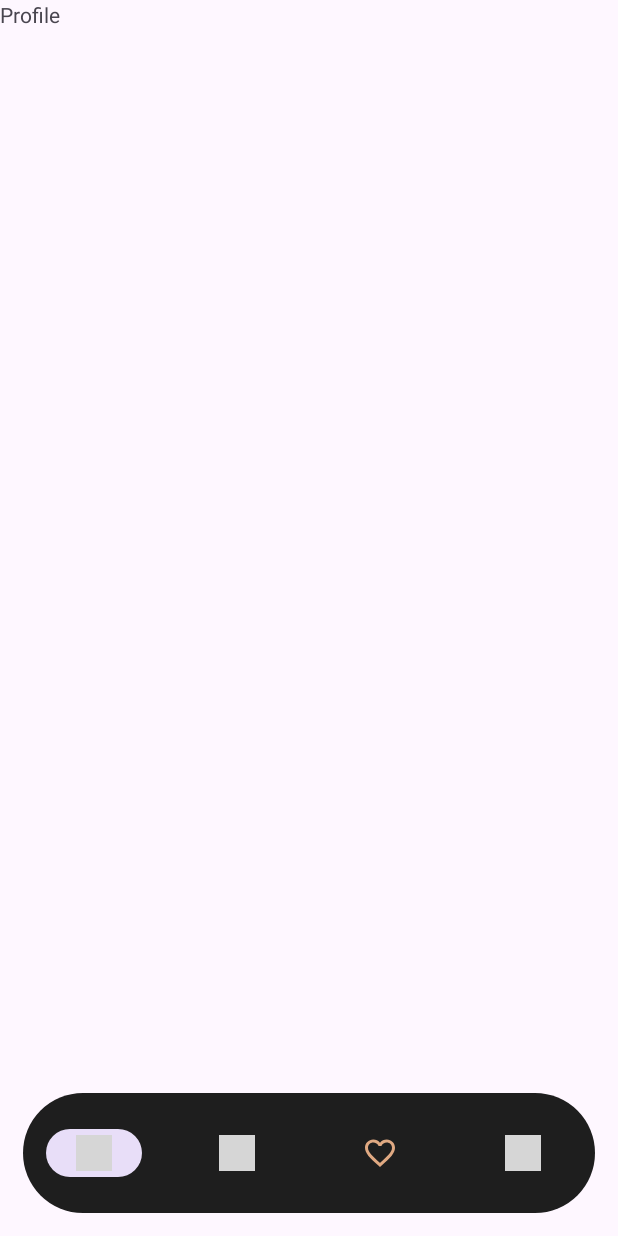
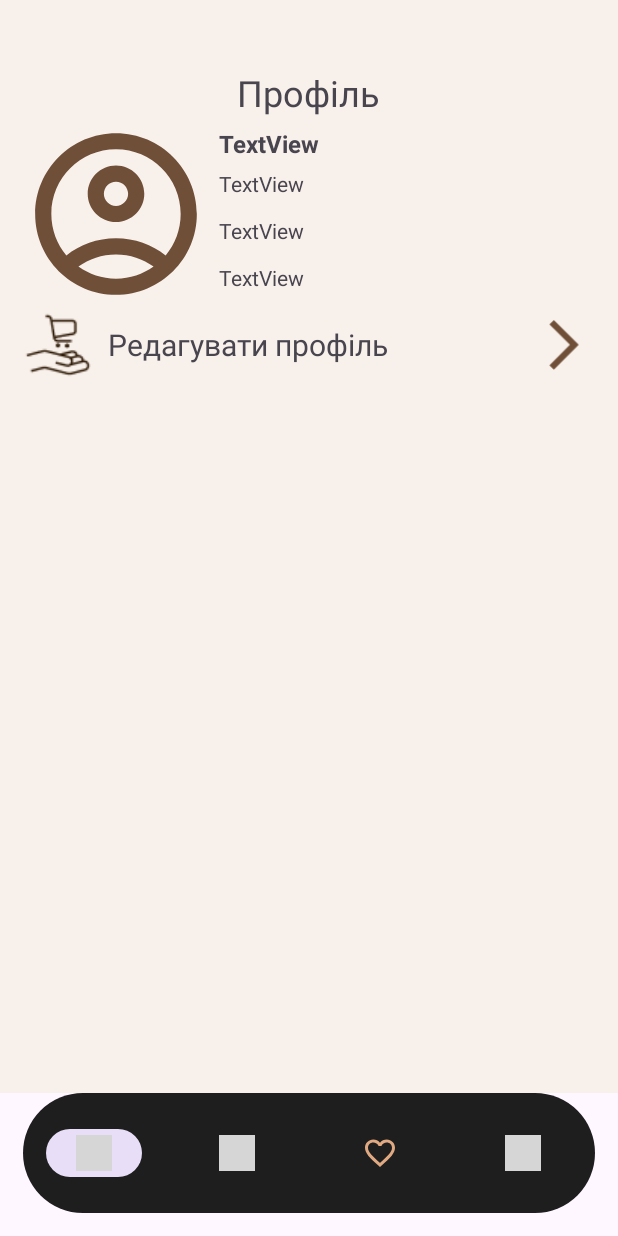
Before and after one commit to Ivanka-karaim/ShopMateMobile, an Android app: the fragment Profile placed in its activity, on a phone screen of 412 x 824 dp. Run offline under Robolectric (Android 15) with nearby library versions, the phone set to English and light mode, and no system bars; grey boxes are pictures that could not be loaded.

Commit message:
profile page

```diff
--- /dev/null
+++ b/app/src/main/res/drawable/arrow_foreground.xml
@@ -0,0 +1,16 @@
+<vector xmlns:android="http://schemas.android.com/apk/res/android"
+    android:width="108dp"
+    android:height="108dp"
+    android:viewportWidth="14"
+    android:viewportHeight="14"
+    android:tint="#704F38"
+    android:autoMirrored="true">
+  <group android:scaleX="0.58"
+      android:scaleY="0.58"
+      android:translateX="0"
+      android:translateY="0">
+    <path
+        android:fillColor="@android:color/white"
+        android:pathData="M6.23,20.23l1.77,1.77l10,-10l-10,-10l-1.77,1.77l8.23,8.23z"/>
+  </group>
+</vector>
--- /dev/null
+++ b/app/src/main/res/drawable/outline_account_circle_24.xml
@@ -0,0 +1,6 @@
+<vector android:height="24dp" android:tint="#704F38"
+    android:viewportHeight="24" android:viewportWidth="24"
+    android:width="24dp" xmlns:android="http://schemas.android.com/apk/res/android">
+    <path android:fillColor="@android:color/white" android:pathData="M12,2C6.48,2 2,6.48 2,12s4.48,10 10,10s10,-4.48 10,-10S17.52,2 12,2zM7.35,18.5C8.66,17.56 10.26,17 12,17s3.34,0.56 4.65,1.5C15.34,19.44 13.74,20 12,20S8.66,19.44 7.35,18.5zM18.14,17.12L18.14,17.12C16.45,15.8 14.32,15 12,15s-4.45,0.8 -6.14,2.12l0,0C4.7,15.73 4,13.95 4,12c0,-4.42 3.58,-8 8,-8s8,3.58 8,8C20,13.95 19.3,15.73 18.14,17.12z"/>
+    <path android:fillColor="@android:color/white" android:pathData="M12,6c-1.93,0 -3.5,1.57 -3.5,3.5S10.07,13 12,13s3.5,-1.57 3.5,-3.5S13.93,6 12,6zM12,11c-0.83,0 -1.5,-0.67 -1.5,-1.5S11.17,8 12,8s1.5,0.67 1.5,1.5S12.83,11 12,11z"/>
+</vector>
--- a/app/src/main/res/layout/fragment_basket.xml
+++ b/app/src/main/res/layout/fragment_basket.xml
@@ -29,8 +29,6 @@
 
     </LinearLayout>
     <androidx.constraintlayout.widget.ConstraintLayout
-        xmlns:android="http://schemas.android.com/apk/res/android"
-        xmlns:app="http://schemas.android.com/apk/res-auto"
         android:layout_width="match_parent"
         android:layout_height="match_parent">
 
--- a/app/src/main/res/layout/fragment_profile.xml
+++ b/app/src/main/res/layout/fragment_profile.xml
@@ -1,14 +1,130 @@
 <?xml version="1.0" encoding="utf-8"?>
 <FrameLayout xmlns:android="http://schemas.android.com/apk/res/android"
+    xmlns:app="http://schemas.android.com/apk/res-auto"
     xmlns:tools="http://schemas.android.com/tools"
     android:layout_width="match_parent"
     android:layout_height="match_parent"
+    android:background="#F8F0EB"
     tools:context=".Profile">
 
-    <!-- TODO: Update blank fragment layout -->
+    <LinearLayout
+        android:layout_width="match_parent"
+        android:layout_height="match_parent"
+        android:orientation="vertical">
+
     <TextView
         android:layout_width="wrap_content"
         android:layout_height="wrap_content"
-        android:text="Profile" />
+        android:layout_gravity="center"
+        android:layout_marginTop="45dp"
+        android:text="@string/profile"
+        android:textSize="24sp" />
+
+        <LinearLayout
+            android:layout_width="386dp"
+            android:layout_height="wrap_content"
+            android:layout_gravity="center"
+            android:orientation="horizontal">
+
+            <ImageView
+                android:id="@+id/imageView7"
+                android:layout_width="129dp"
+                android:layout_height="129dp"
+                android:src="@drawable/outline_account_circle_24" />
+
+            <LinearLayout
+                android:layout_width="248dp"
+                android:layout_height="wrap_content"
+                android:layout_gravity="center"
+                android:layout_marginStart="4dp"
+                android:orientation="vertical">
+
+                <TextView
+                    android:id="@+id/textView9"
+                    android:layout_width="wrap_content"
+                    android:layout_height="wrap_content"
+                    android:text="TextView"
+                    android:textAppearance="@style/TextAppearance.AppCompat.Medium"
+                    android:textSize="16sp"
+                    android:textStyle="bold" />
+
+                <LinearLayout
+                    android:layout_width="match_parent"
+                    android:layout_height="31dp"
+                    android:orientation="horizontal">
+
+                    <LinearLayout
+                        android:layout_width="match_parent"
+                        android:layout_height="match_parent"
+                        android:orientation="horizontal">
+
+                        <TextView
+                            android:id="@+id/textView12"
+                            android:layout_width="wrap_content"
+                            android:layout_height="wrap_content"
+                            android:layout_gravity="center"
+                            android:text="TextView" />
+                    </LinearLayout>
+                </LinearLayout>
+
+                <LinearLayout
+                    android:layout_width="match_parent"
+                    android:layout_height="31dp"
+                    android:orientation="horizontal">
+
+                    <LinearLayout
+                        android:layout_width="match_parent"
+                        android:layout_height="match_parent"
+                        android:orientation="horizontal">
+
+                        <TextView
+                            android:id="@+id/textView13"
+                            android:layout_width="wrap_content"
+                            android:layout_height="wrap_content"
+                            android:layout_gravity="center"
+                            android:text="TextView" />
+                    </LinearLayout>
+                </LinearLayout>
+
+                <LinearLayout
+                    android:layout_width="match_parent"
+                    android:layout_height="31dp"
+                    android:orientation="horizontal">
+
+                    <LinearLayout
+                        android:layout_width="match_parent"
+                        android:layout_height="match_parent"
+                        android:orientation="horizontal">
+
+                        <TextView
+                            android:id="@+id/textView15"
+                            android:layout_width="wrap_content"
+                            android:layout_height="wrap_content"
+                            android:layout_gravity="center"
+                            android:text="TextView" />
+                    </LinearLayout>
+                </LinearLayout>
+            </LinearLayout>
+        </LinearLayout>
+        <LinearLayout
+            android:layout_width="match_parent"
+            android:layout_height="match_parent"
+            android:orientation="vertical">
+
+<!--            <Button-->
+<!--                android:id="@+id/button2"-->
+<!--                android:layout_width="match_parent"-->
+<!--                android:layout_height="wrap_content"-->
+<!--                android:backgroundTint="#0FFFFFFF"-->
+<!--                android:drawableEnd="@android:drawable/btn_star_big_on"-->
+<!--                android:text="Button"-->
+<!--                android:textAlignment="viewStart"-->
+<!--                android:textColor="@color/dark_brown" />-->
+            <include android:id="@+id/button1"
+                layout="@layout/item_button_profile"
+                android:layout_width="fill_parent"
+                android:layout_height="wrap_content"/>
+        </LinearLayout>
+    </LinearLayout>
 
 </FrameLayout>
--- /dev/null
+++ b/app/src/main/res/layout/item_button_profile.xml
@@ -0,0 +1,35 @@
+<?xml version="1.0" encoding="utf-8"?>
+<RelativeLayout xmlns:android="http://schemas.android.com/apk/res/android"
+    android:layout_width="wrap_content"
+    android:layout_height="60dp"
+    android:gravity="center">
+
+    <ImageView
+        android:id="@+id/test_button_image"
+        android:layout_width="wrap_content"
+        android:layout_height="wrap_content"
+        android:layout_marginStart="16dp"
+        android:src="@drawable/logo" />
+
+    <TextView
+        android:id="@+id/test_button_text2"
+        android:layout_width="wrap_content"
+        android:layout_height="wrap_content"
+        android:layout_centerVertical="true"
+        android:layout_marginStart="10dp"
+        android:layout_toEndOf="@+id/test_button_image"
+        android:gravity="center"
+        android:text="@string/edit_profile"
+        android:textSize="20sp" />
+
+    <ImageView
+        android:id="@+id/test_button"
+        android:layout_width="40dp"
+        android:layout_height="40dp"
+        android:layout_alignParentEnd="true"
+        android:layout_centerVertical="true"
+        android:layout_marginEnd="16dp"
+        android:layout_toEndOf="@+id/test_button_text2"
+        android:scaleType="fitEnd"
+        android:src="@drawable/arrow_foreground" />
+</RelativeLayout>
--- a/app/src/main/res/values/strings.xml
+++ b/app/src/main/res/values/strings.xml
@@ -13,10 +13,16 @@
     <string name="home">Home</string>
     <string name="basket">Корзина</string>
     <string name="favourite">Favourite</string>
-    <string name="profile">Profile</string>
+    <string name="profile">Профіль</string>
     <string name="cost">Вартість:</string>
     <string name="rectangle">rectangle</string>
     <string name="coupon">Оберіть купон:</string>
     <string name="cost_discount">Вартість зі знижкою:</string>
     <string name="order">Замовити</string>
+    <string name="edit_profile">Редагувати профіль</string>
+    <string name="my_orders">Мої замовлення</string>
+    <string name="my_coupons">Мої купони</string>
+    <string name="my_addresses">Мої адреси</string>
+    <string name="chat">Чат підтримки</string>
+    <string name="exit">Вийти</string>
 </resources>
```
Also changed, not shown: app/src/main/res/drawable/star_foreground.xml (line endings or trailing spaces).
